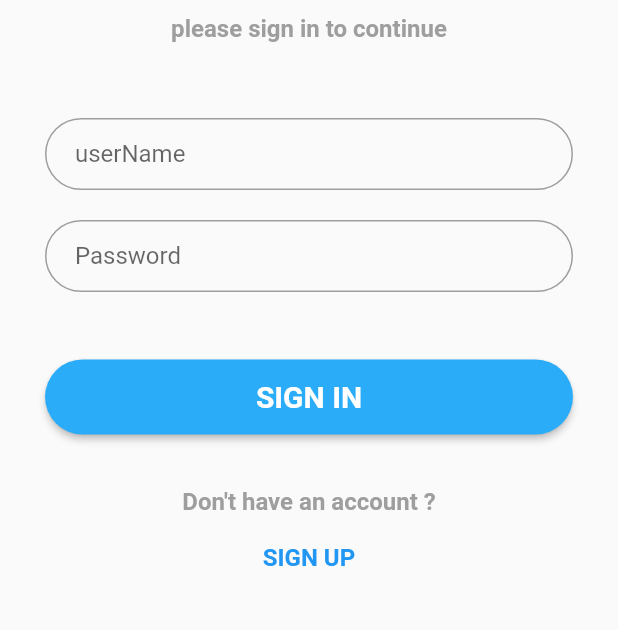
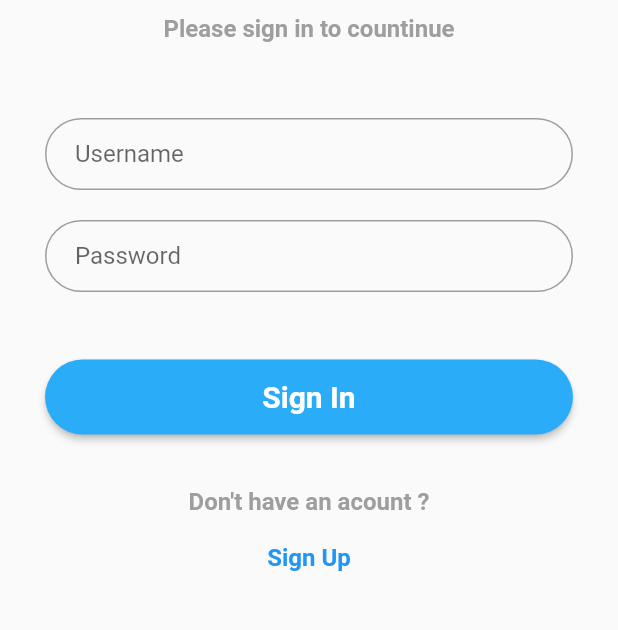
Before and after one commit to elsankary99/e_commers, a Flutter app: the screen it shows after launch, on a phone screen of 412 x 824 dp, the part 410-1040 px from its top. Run offline on Flutter 3.47's test engine with Material 2 defaults, Android fonts, the phone set to English and light mode, and no system bars; our stand-ins replace animated_bottom_navigation_bar, auto_route, dio, either_dart, equatable, flutter_riverpod and 4 more; generated files the repository leaves out were written again; Roboto replaces fonts that are missing (Arsenal).

```diff
--- /dev/null
+++ b/lib/feature/home/data/faluier.dart
@@ -0,0 +1,4 @@
+class Failure {
+  String errorMessage;
+  Failure(this.errorMessage);
+}
--- a/lib/feature/login/view/login_page.dart
+++ b/lib/feature/login/view/login_page.dart
@@ -4,8 +4,8 @@ import 'package:flutter/material.dart';
 import 'package:flutter_svg/flutter_svg.dart';
 import 'package:shop/core/manager/color_manager.dart';
 import 'package:shop/core/manager/image_assets_manager.dart';
+import 'package:shop/feature/login/data/classes/language_constant.dart';
 import 'package:shop/feature/login/view/widget/sign_in_page_body.dart';
-import 'package:flutter_gen/gen_l10n/app_localizations.dart';
 import 'package:shop/feature/login/view/widget/dropdwon_button.dart';
 
 @RoutePage()
@@ -26,7 +26,7 @@ class LoginPage extends StatelessWidget {
               height: 15,
             ),
             Text(
-              AppLocalizations.of(context)!.sign_in,
+              translation(context).signIn,
               style: const TextStyle(
                   fontSize: 24,
                   fontWeight: FontWeight.bold,
--- a/lib/feature/login/view/widget/custom_text_form_field.dart
+++ b/lib/feature/login/view/widget/custom_text_form_field.dart
@@ -15,7 +15,7 @@ class CustomTextFormField extends StatelessWidget {
       child: TextFormField(
         validator: (value) {
           if (value == null || value.isEmpty) {
-            return "Please enter your $errorMessage";
+            return "Please enter your ";
           }
           return null;
         },
--- a/lib/feature/login/view/widget/sign_in_page_body.dart
+++ b/lib/feature/login/view/widget/sign_in_page_body.dart
@@ -1,5 +1,7 @@
 import 'package:flutter/material.dart';
 import 'package:shop/core/manager/color_manager.dart';
+import 'package:shop/core/router/app_router.dart';
+import 'package:shop/feature/login/data/classes/language_constant.dart';
 import 'package:shop/feature/login/view/widget/custom_text_form_field.dart';
 
 class SignInPageBody extends StatefulWidget {
@@ -25,7 +27,7 @@ class _SignInPageBodyState extends State<SignInPageBody> {
             const SizedBox(
               height: 50,
             ),
-            const Text("Clothes Shop",
+            Text(translation(context).clothesShop,
                 style: TextStyle(
                     fontSize: 20,
                     fontWeight: FontWeight.bold,
@@ -33,16 +35,16 @@ class _SignInPageBodyState extends State<SignInPageBody> {
             const SizedBox(
               height: 10,
             ),
-            const Text("please sign in to continue",
-                style: TextStyle(
+            Text(translation(context).pleaseSigin,
+                style: const TextStyle(
                     fontSize: 16,
                     fontWeight: FontWeight.bold,
                     color: Colors.grey)),
             const SizedBox(
               height: 40,
             ),
-            const CustomTextFormField(errorMessage: "userName"),
-            const CustomTextFormField(errorMessage: "Password"),
+            CustomTextFormField(errorMessage: translation(context).username),
+            CustomTextFormField(errorMessage: translation(context).password),
             const SizedBox(
               height: 35,
             ),
@@ -51,6 +53,7 @@ class _SignInPageBodyState extends State<SignInPageBody> {
               width: double.infinity,
               child: ElevatedButton(
                 onPressed: () {
+                  router.replace(const HomeRoute());
                   if (_formKey.currentState!.validate()) {
                     print("Success");
                     print("=================================");
@@ -63,17 +66,18 @@ class _SignInPageBodyState extends State<SignInPageBody> {
 
                   // maximumSize: Size(30, 2),
                 ),
-                child: const Text(
-                  "SIGN IN",
-                  style: TextStyle(fontSize: 20, fontWeight: FontWeight.bold),
+                child: Text(
+                  translation(context).signIn,
+                  style: const TextStyle(
+                      fontSize: 20, fontWeight: FontWeight.bold),
                 ),
               ),
             ),
             const SizedBox(
               height: 35,
             ),
-            const Text("Don't have an account ?",
-                style: TextStyle(
+            Text(translation(context).dontHaveAcount,
+                style: const TextStyle(
                     fontSize: 16,
                     fontWeight: FontWeight.bold,
                     color: Colors.grey)),
@@ -82,9 +86,9 @@ class _SignInPageBodyState extends State<SignInPageBody> {
             ),
             TextButton(
                 onPressed: () {},
-                child: const Text("SIGN UP",
-                    style:
-                        TextStyle(fontSize: 16, fontWeight: FontWeight.bold)))
+                child: Text(translation(context).signUp,
+                    style: const TextStyle(
+                        fontSize: 16, fontWeight: FontWeight.bold)))
           ]),
         ),
       ),
--- a/pubspec.yaml
+++ b/pubspec.yaml
@@ -31,6 +31,9 @@ dependencies:
   animated_bottom_navigation_bar: ^1.2.0
   auto_route: ^7.2.0
   cupertino_icons: ^1.0.2
+  dio: ^5.1.2
+  either_dart: ^0.4.0
+  equatable: ^2.0.5
   flutter:
     sdk: flutter
   flutter_bloc: ^8.1.3
```
Also changed, not shown: lib/feature/home/data/delay_cubit/delay_cubit.dart (deleted, +0 -17 lines), lib/feature/home/data/delay_cubit/delay_state.dart (deleted, +0 -10 lines), lib/feature/home/data/models/products/products.dart (added, +58 -0 lines), lib/feature/home/data/models/products/rating.dart (added, +21 -0 lines), lib/feature/home/data/repo/product_impl.dart (added, +7 -0 lines), lib/feature/home/data/repo/product_repo.dart (added, +23 -0 lines), lib/feature/home/presentation/widget/home_page_body.dart (+0 -10 lines), lib/l10n/app_ar.arb (+5 -4 lines), lib/l10n/app_en.arb (+5 -4 lines), pubspec.lock.
